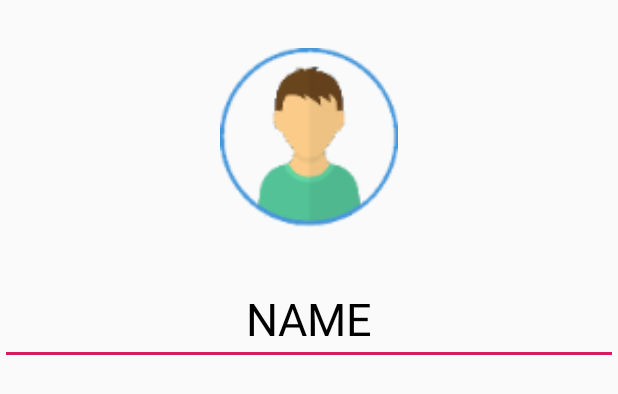
After one commit to Creskendoll/BAU-Kotlin-Project, an Android app: the layout activity_profile.xml on its own in the app's theme, with its tools: preview values and no code run, on a phone screen of 412 x 824 dp. The commit adds this screen. Shown: the top 394 px of the screen. Run offline under Robolectric (Android 15) with nearby library versions, the phone set to English and light mode, and no system bars.

Commit message:
profile page

```diff
--- a/app/src/main/java/com/kenansoylu/bauproject/misc/SharedPreferenceManager.kt
+++ b/app/src/main/java/com/kenansoylu/bauproject/misc/SharedPreferenceManager.kt
@@ -24,7 +24,7 @@ class SharedPreferenceManager(val context: AppCompatActivity) {
         val avatarURI = getData("avatarURI") ?: ""
         val name = getData("name") ?: ""
         // TODO: String to int list
-        val scores = listOf<Int>()
+        val scores = listOf(0)
 
         return if (id == "") null
         else UserData(id, name, avatarURI, scores)
--- /dev/null
+++ b/app/src/main/res/layout/activity_profile.xml
@@ -0,0 +1,23 @@
+<?xml version="1.0" encoding="utf-8"?>
+<LinearLayout xmlns:android="http://schemas.android.com/apk/res/android"
+              android:orientation="vertical"
+              android:layout_width="match_parent"
+              android:layout_height="match_parent">
+
+    <ImageView android:id="@+id/profileAvatar"
+               android:layout_width="match_parent"
+               android:layout_height="120dp"
+               android:src="@mipmap/ic_first_avatar"
+               android:layout_marginTop="32dp"/>
+
+    <EditText android:layout_width="match_parent"
+              android:layout_height="wrap_content"
+              android:text="NAME"
+              android:layout_marginTop="30dp"
+              android:gravity="center"
+              android:textColor="@color/blackText"
+              android:id="@+id/nickNameTxt"
+              android:textSize="30sp"
+    />
+
+</LinearLayout>
```
Also changed, not shown: app/src/main/java/com/kenansoylu/bauproject/activity/MainActivity.kt (+6 -5 lines), app/src/main/res/layout/activity_main.xml (+7 -6 lines).
